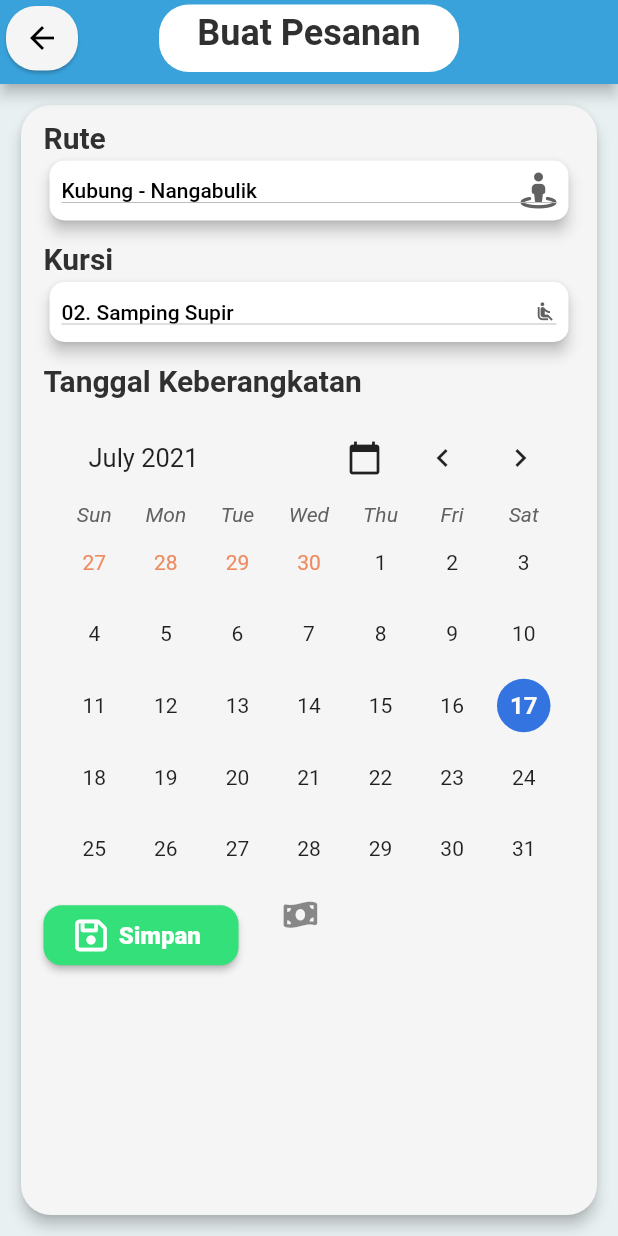
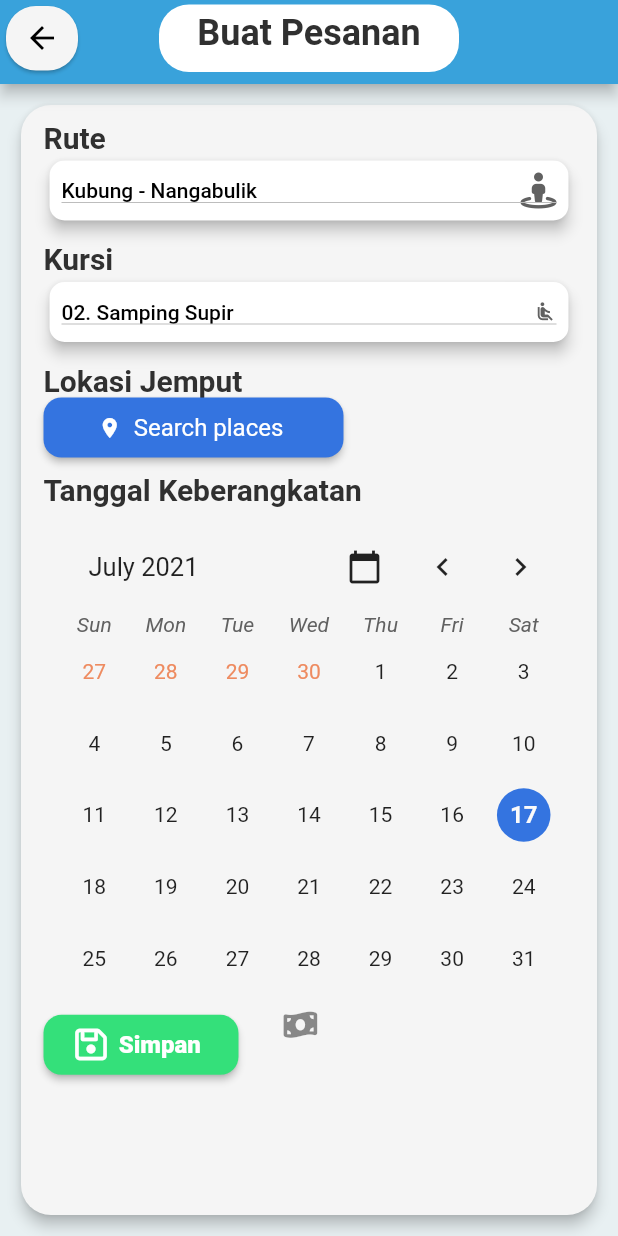
Before and after one commit to tianreformis/lamandau_travel_app, a Flutter app: the MakeOrderPageWidget screen opened directly, on a phone screen of 412 x 824 dp. Run offline on Flutter 3.47's test engine with Material 2 defaults, Android fonts, the phone set to English and light mode, and no system bars; drawn by our look-alikes of auto_size_text, table_calendar; our stand-ins replace built_collection, built_value, cached_network_image, cloud_firestore, equatable, firebase_auth and 12 more; missing offline and left inert: color, flutter_facebook_auth, flutter_google_places, google_api_headers, google_maps_webservice, json_path and 2 more; accounts and stored records are empty; generated files the repository leaves out were written again; network calls fail; Roboto replaces fonts that are missing (Ubuntu).

Commit message:
Updating to latest FlutterFlow output.

```diff
--- a/lib/backend/schema/order_travel_record.dart
+++ b/lib/backend/schema/order_travel_record.dart
@@ -32,6 +32,9 @@ abstract class OrderTravelRecord
   DocumentReference get uid;
 
   @nullable
+  LatLng get userLocation;
+
+  @nullable
   @BuiltValueField(wireName: kDocumentReferenceField)
   DocumentReference get reference;
 
@@ -64,6 +67,7 @@ Map<String, dynamic> createOrderTravelRecordData({
   String seatNumber,
   String price,
   DocumentReference uid,
+  LatLng userLocation,
 }) =>
     serializers.toFirestore(
         OrderTravelRecord.serializer,
@@ -73,4 +77,5 @@ Map<String, dynamic> createOrderTravelRecordData({
           ..createdAt = createdAt
           ..seatNumber = seatNumber
           ..price = price
-          ..uid = uid));
+          ..uid = uid
+          ..userLocation = userLocation));
--- /dev/null
+++ b/lib/flutter_flow/flutter_flow_place_picker.dart
@@ -0,0 +1,69 @@
+import 'package:flutter/material.dart';
+import 'package:flutter_google_places/flutter_google_places.dart';
+import 'package:google_api_headers/google_api_headers.dart';
+import 'package:google_maps_webservice/places.dart';
+
+import 'flutter_flow_widgets.dart';
+import 'lat_lng.dart';
+
+class FlutterFlowPlacePicker extends StatefulWidget {
+  FlutterFlowPlacePicker({
+    Key key,
+    @required this.googleMapsApiKey,
+    @required this.defaultText,
+    @required this.icon,
+    @required this.buttonOptions,
+    @required this.onSelect,
+  }) : super(key: key);
+
+  String googleMapsApiKey;
+  String defaultText;
+  Widget icon;
+  FFButtonOptions buttonOptions;
+  Function(LatLng location) onSelect;
+
+  @override
+  _FFPlacePickerState createState() => _FFPlacePickerState();
+}
+
+class _FFPlacePickerState extends State<FlutterFlowPlacePicker> {
+  String _selectedPlace;
+
+  @override
+  Widget build(BuildContext context) => FFButtonWidget(
+        text: _selectedPlace ?? "Search places",
+        icon: widget.icon,
+        onPressed: () async {
+          Prediction p = await PlacesAutocomplete.show(
+            context: context,
+            apiKey: widget.googleMapsApiKey,
+            onError: (response) =>
+                print('Error occured when getting places response:'
+                    '\n${response.errorMessage}'),
+            mode: Mode.overlay,
+          );
+
+          await displayPrediction(p);
+        },
+        options: widget.buttonOptions,
+      );
+
+  Future displayPrediction(Prediction p) async {
+    if (p == null) {
+      return;
+    }
+    GoogleMapsPlaces _places = GoogleMapsPlaces(
+      apiKey: widget.googleMapsApiKey,
+      apiHeaders: await const GoogleApiHeaders().getHeaders(),
+    );
+    PlacesDetailsResponse detail = await _places.getDetailsByPlaceId(p.placeId);
+    setState(() {
+      _selectedPlace = detail.result.name;
+    });
+
+    widget.onSelect(LatLng(
+      detail.result.geometry.location.lat,
+      detail.result.geometry.location.lng,
+    ));
+  }
+}
--- a/lib/home_page/home_page_widget.dart
+++ b/lib/home_page/home_page_widget.dart
@@ -215,7 +215,7 @@ class _HomePageWidgetState extends State<HomePageWidget> {
                             Padding(
                               padding: EdgeInsets.fromLTRB(0, 10, 0, 0),
                               child: Text(
-                                homePageUsersRecord.displayName,
+                                currentUserDisplayName,
                                 style: FlutterFlowTheme.bodyText1.override(
                                   fontFamily: 'Ubuntu',
                                 ),
--- a/lib/make_order_page/make_order_page_widget.dart
+++ b/lib/make_order_page/make_order_page_widget.dart
@@ -2,9 +2,12 @@ import '../auth/auth_util.dart';
 import '../backend/backend.dart';
 import '../flutter_flow/flutter_flow_calendar.dart';
 import '../flutter_flow/flutter_flow_drop_down_template.dart';
+import '../flutter_flow/flutter_flow_place_picker.dart';
 import '../flutter_flow/flutter_flow_theme.dart';
 import '../flutter_flow/flutter_flow_util.dart';
 import '../flutter_flow/flutter_flow_widgets.dart';
+import '../flutter_flow/lat_lng.dart';
+import 'dart:io';
 import 'package:cloud_firestore/cloud_firestore.dart';
 import 'package:flutter/material.dart';
 import 'package:font_awesome_flutter/font_awesome_flutter.dart';
@@ -27,6 +30,7 @@ class _MakeOrderPageWidgetState extends State<MakeOrderPageWidget> {
   DateTimeRange calendarSelectedDay;
   String dropdownRuteValue;
   String dropdownSeatValue;
+  var placePickerValue = LatLng(0.0, 0.0);
   TextEditingController textFieldPriceController;
   final scaffoldKey = GlobalKey<ScaffoldState>();
 
@@ -218,6 +222,45 @@ class _MakeOrderPageWidgetState extends State<MakeOrderPageWidget> {
                           Padding(
                             padding: EdgeInsets.fromLTRB(0, 10, 0, 0),
                             child: Text(
+                              'Lokasi Jemput',
+                              style: FlutterFlowTheme.title3.override(
+                                fontFamily: 'Ubuntu',
+                                fontWeight: FontWeight.bold,
+                              ),
+                            ),
+                          ),
+                          FlutterFlowPlacePicker(
+                            googleMapsApiKey: Platform.isAndroid
+                                ? ''
+                                : Platform.isIOS
+                                    ? ''
+                                    : '',
+                            onSelect: (latlng) =>
+                                setState(() => placePickerValue = latlng),
+                            defaultText: 'Select Location',
+                            icon: Icon(
+                              Icons.place,
+                              color: Colors.white,
+                              size: 16,
+                            ),
+                            buttonOptions: FFButtonOptions(
+                              width: 200,
+                              height: 40,
+                              color: FlutterFlowTheme.primaryColor,
+                              textStyle: FlutterFlowTheme.subtitle2.override(
+                                fontFamily: 'Ubuntu',
+                                color: Colors.white,
+                              ),
+                              borderSide: BorderSide(
+                                color: Colors.transparent,
+                                width: 1,
+                              ),
+                              borderRadius: 12,
+                            ),
+                          ),
+                          Padding(
+                            padding: EdgeInsets.fromLTRB(0, 10, 0, 0),
+                            child: Text(
                               'Tanggal Keberangkatan',
                               style: FlutterFlowTheme.title3.override(
                                 fontFamily: 'Ubuntu',
@@ -269,6 +312,7 @@ class _MakeOrderPageWidgetState extends State<MakeOrderPageWidget> {
                                     uid: currentUserReference,
                                     users: currentUserReference,
                                     price: textFieldPriceController.text,
+                                    userLocation: placePickerValue,
                                   );
                                   await OrderTravelRecord.collection
                                       .doc()
--- a/pubspec.yaml
+++ b/pubspec.yaml
@@ -34,6 +34,7 @@ dependencies:
   firebase_storage: ^7.0.0
   flutter_datetime_picker: 1.5.0
   flutter_facebook_auth: ^2.0.2+1
+  flutter_google_places:
   font_awesome_flutter:
   geolocator:
   google_fonts: ^1.1.2
```
